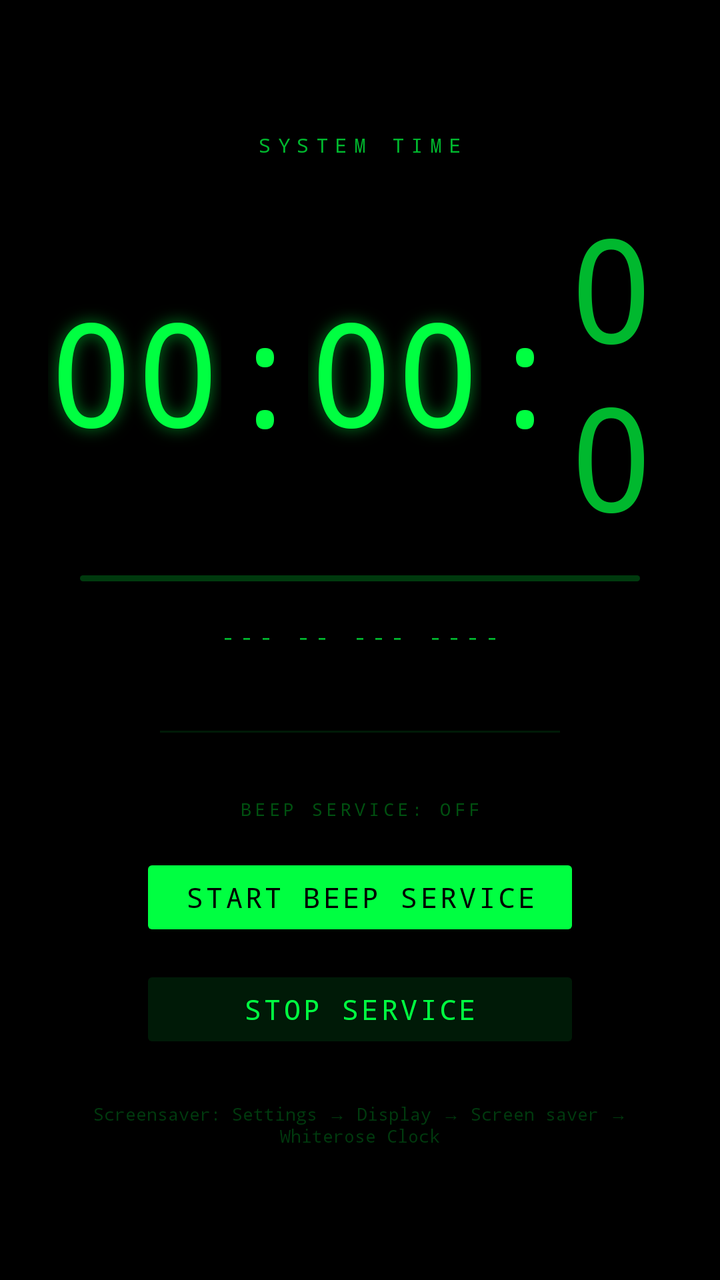
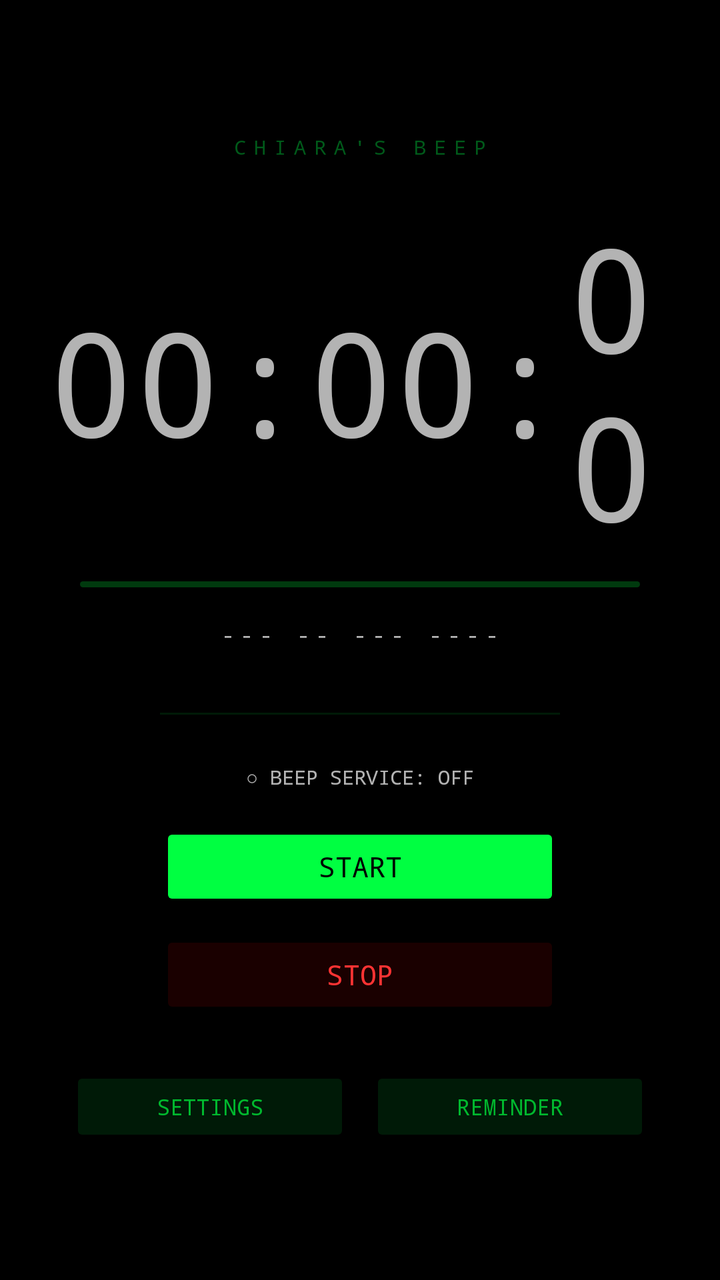

Two renders of the same Android screen: before a commit and after it. Below are the layout's source before the change and the commit's diff.
<!-- AndroidManifest.xml: application theme AppTheme -->
<!-- res/layout/activity_main.xml -->
<?xml version="1.0" encoding="utf-8"?>
<LinearLayout
    xmlns:android="http://schemas.android.com/apk/res/android"
    android:layout_width="match_parent"
    android:layout_height="match_parent"
    android:background="#000000"
    android:orientation="vertical"
    android:gravity="center"
    android:padding="24dp">

    
    <TextView
        android:text="SYSTEM TIME"
        android:textColor="#00B82E"
        android:textSize="10sp"
        android:letterSpacing="0.35"
        android:fontFamily="monospace"
        android:layout_marginBottom="16dp"
        android:layout_width="wrap_content"
        android:layout_height="wrap_content"/>

    
    <LinearLayout
        android:layout_width="wrap_content"
        android:layout_height="wrap_content"
        android:orientation="horizontal"
        android:gravity="center_vertical">

        <TextView
            android:id="@+id/tvHour"
            android:text="00"
            android:textColor="#00FF41"
            android:textSize="72sp"
            android:fontFamily="monospace"
            android:shadowColor="#8000FF41"
            android:shadowDx="0"
            android:shadowDy="0"
            android:shadowRadius="20"
            android:layout_width="wrap_content"
            android:layout_height="wrap_content"/>

        <TextView
            android:id="@+id/tvColon1"
            android:text=":"
            android:textColor="#00FF41"
            android:textSize="72sp"
            android:fontFamily="monospace"
            android:layout_width="wrap_content"
            android:layout_height="wrap_content"/>

        <TextView
            android:id="@+id/tvMinute"
            android:text="00"
            android:textColor="#00FF41"
            android:textSize="72sp"
            android:fontFamily="monospace"
            android:shadowColor="#8000FF41"
            android:shadowDx="0"
            android:shadowDy="0"
            android:shadowRadius="20"
            android:layout_width="wrap_content"
            android:layout_height="wrap_content"/>

        <TextView
            android:id="@+id/tvColon2"
            android:text=":"
            android:textColor="#00FF41"
            android:textSize="72sp"
            android:fontFamily="monospace"
            android:layout_width="wrap_content"
            android:layout_height="wrap_content"/>

        <TextView
            android:id="@+id/tvSecond"
            android:text="00"
            android:textColor="#00B82E"
            android:textSize="72sp"
            android:fontFamily="monospace"
            android:layout_width="wrap_content"
            android:layout_height="wrap_content"/>

    </LinearLayout>

    
    <ProgressBar
        android:id="@+id/progressSeconds"
        style="@android:style/Widget.ProgressBar.Horizontal"
        android:layout_width="280dp"
        android:layout_height="3dp"
        android:max="100"
        android:progress="0"
        android:progressTint="#00FF41"
        android:progressBackgroundTint="#003A0E"
        android:layout_marginTop="12dp"/>

    
    <TextView
        android:id="@+id/tvDate"
        android:text="--- -- --- ----"
        android:textColor="#00B82E"
        android:textSize="11sp"
        android:letterSpacing="0.25"
        android:fontFamily="monospace"
        android:layout_marginTop="20dp"
        android:layout_width="wrap_content"
        android:layout_height="wrap_content"/>

    
    <View
        android:layout_width="200dp"
        android:layout_height="1dp"
        android:background="#001A07"
        android:layout_marginTop="40dp"
        android:layout_marginBottom="32dp"/>

    
    <TextView
        android:id="@+id/tvStatus"
        android:text="BEEP SERVICE: OFF"
        android:textColor="#005010"
        android:textSize="9sp"
        android:letterSpacing="0.2"
        android:fontFamily="monospace"
        android:layout_marginBottom="16dp"
        android:layout_width="wrap_content"
        android:layout_height="wrap_content"/>

    
    <Button
        android:id="@+id/btnService"
        android:text="START BEEP SERVICE"
        android:textColor="#000000"
        android:backgroundTint="#00FF41"
        android:fontFamily="monospace"
        android:letterSpacing="0.1"
        android:layout_width="220dp"
        android:layout_height="44dp"
        android:layout_marginBottom="12dp"/>

    
    <Button
        android:id="@+id/btnStop"
        android:text="STOP SERVICE"
        android:textColor="#00FF41"
        android:backgroundTint="#001A07"
        android:fontFamily="monospace"
        android:letterSpacing="0.1"
        android:enabled="false"
        android:layout_width="220dp"
        android:layout_height="44dp"
        android:layout_marginBottom="24dp"/>

    
    <TextView
        android:text="Screensaver: Settings → Display → Screen saver → Whiterose Clock"
        android:textColor="#003A0E"
        android:textSize="9sp"
        android:fontFamily="monospace"
        android:gravity="center"
        android:layout_width="wrap_content"
        android:layout_height="wrap_content"/>

</LinearLayout>
<!-- resources referenced by this layout -->
<resources>
  <style name="AppTheme" parent="Theme.AppCompat.NoActionBar">
          <item name="android:windowBackground">#000000</item>
          <item name="android:statusBarColor">#000000</item>
          <item name="android:navigationBarColor">#000000</item>
          <item name="colorPrimary">#00FF41</item>
          <item name="colorAccent">#00FF41</item>
      </style>
</resources>

<!-- the commit's change to res/layout/activity_main.xml (unified diff, before → after) -->
@@ -1,6 +1,5 @@
 <?xml version="1.0" encoding="utf-8"?>
-<LinearLayout
-    xmlns:android="http://schemas.android.com/apk/res/android"
+<LinearLayout xmlns:android="http://schemas.android.com/apk/res/android"
     android:layout_width="match_parent"
     android:layout_height="match_parent"
     android:background="#000000"
@@ -8,156 +7,119 @@
     android:gravity="center"
     android:padding="24dp">
 
-    
     <TextView
-        android:text="SYSTEM TIME"
-        android:textColor="#00B82E"
+        android:text="CHIARA'S BEEP"
+        android:textColor="#005A1A"
         android:textSize="10sp"
-        android:letterSpacing="0.35"
+        android:letterSpacing="0.4"
         android:fontFamily="monospace"
-        android:layout_marginBottom="16dp"
+        android:layout_marginBottom="20dp"
         android:layout_width="wrap_content"
         android:layout_height="wrap_content"/>
 
-    
     <LinearLayout
         android:layout_width="wrap_content"
         android:layout_height="wrap_content"
         android:orientation="horizontal"
         android:gravity="center_vertical">
 
-        <TextView
-            android:id="@+id/tvHour"
-            android:text="00"
-            android:textColor="#00FF41"
-            android:textSize="72sp"
-            android:fontFamily="monospace"
-            android:shadowColor="#8000FF41"
-            android:shadowDx="0"
-            android:shadowDy="0"
-            android:shadowRadius="20"
-            android:layout_width="wrap_content"
-            android:layout_height="wrap_content"/>
-
-        <TextView
-            android:id="@+id/tvColon1"
-            android:text=":"
-            android:textColor="#00FF41"
-            android:textSize="72sp"
+        <TextView android:id="@+id/tvHour"
+            android:text="00" android:textSize="72sp"
             android:fontFamily="monospace"
             android:layout_width="wrap_content"
             android:layout_height="wrap_content"/>
 
-        <TextView
-            android:id="@+id/tvMinute"
-            android:text="00"
-            android:textColor="#00FF41"
-            android:textSize="72sp"
-            android:fontFamily="monospace"
-            android:shadowColor="#8000FF41"
-            android:shadowDx="0"
-            android:shadowDy="0"
-            android:shadowRadius="20"
-            android:layout_width="wrap_content"
-            android:layout_height="wrap_content"/>
-
-        <TextView
-            android:id="@+id/tvColon2"
-            android:text=":"
-            android:textColor="#00FF41"
-            android:textSize="72sp"
+        <TextView android:id="@+id/tvColon1"
+            android:text=":" android:textSize="72sp"
             android:fontFamily="monospace"
             android:layout_width="wrap_content"
             android:layout_height="wrap_content"/>
 
-        <TextView
-            android:id="@+id/tvSecond"
-            android:text="00"
-            android:textColor="#00B82E"
-            android:textSize="72sp"
+        <TextView android:id="@+id/tvMinute"
+            android:text="00" android:textSize="72sp"
             android:fontFamily="monospace"
             android:layout_width="wrap_content"
             android:layout_height="wrap_content"/>
 
+        <TextView android:id="@+id/tvColon2"
+            android:text=":" android:textSize="72sp"
+            android:fontFamily="monospace"
+            android:layout_width="wrap_content"
+            android:layout_height="wrap_content"/>
+
+        <TextView android:id="@+id/tvSecond"
+            android:text="00" android:textSize="72sp"
+            android:fontFamily="monospace"
+            android:layout_width="wrap_content"
+            android:layout_height="wrap_content"/>
     </LinearLayout>
 
-    
-    <ProgressBar
-        android:id="@+id/progressSeconds"
+    <ProgressBar android:id="@+id/progressSeconds"
         style="@android:style/Widget.ProgressBar.Horizontal"
-        android:layout_width="280dp"
-        android:layout_height="3dp"
-        android:max="100"
-        android:progress="0"
-        android:progressTint="#00FF41"
+        android:layout_width="280dp" android:layout_height="3dp"
+        android:max="100" android:progress="0"
         android:progressBackgroundTint="#003A0E"
-        android:layout_marginTop="12dp"/>
+        android:layout_marginTop="10dp"/>
 
-    
-    <TextView
-        android:id="@+id/tvDate"
+    <TextView android:id="@+id/tvDate"
         android:text="--- -- --- ----"
-        android:textColor="#00B82E"
         android:textSize="11sp"
         android:letterSpacing="0.25"
         android:fontFamily="monospace"
-        android:layout_marginTop="20dp"
+        android:layout_marginTop="16dp"
         android:layout_width="wrap_content"
         android:layout_height="wrap_content"/>
 
-    
-    <View
-        android:layout_width="200dp"
-        android:layout_height="1dp"
+    <View android:layout_width="200dp" android:layout_height="1dp"
         android:background="#001A07"
-        android:layout_marginTop="40dp"
-        android:layout_marginBottom="32dp"/>
+        android:layout_marginTop="32dp" android:layout_marginBottom="24dp"/>
 
-    
-    <TextView
-        android:id="@+id/tvStatus"
-        android:text="BEEP SERVICE: OFF"
-        android:textColor="#005010"
-        android:textSize="9sp"
-        android:letterSpacing="0.2"
+    <TextView android:id="@+id/tvStatus"
+        android:text="○ BEEP SERVICE: OFF"
+        android:textSize="10sp"
         android:fontFamily="monospace"
         android:layout_marginBottom="16dp"
         android:layout_width="wrap_content"
         android:layout_height="wrap_content"/>
 
-    
-    <Button
-        android:id="@+id/btnService"
-        android:text="START BEEP SERVICE"
+    <Button android:id="@+id/btnStart"
+        android:text="START"
         android:textColor="#000000"
         android:backgroundTint="#00FF41"
         android:fontFamily="monospace"
-        android:letterSpacing="0.1"
-        android:layout_width="220dp"
-        android:layout_height="44dp"
-        android:layout_marginBottom="12dp"/>
+        android:layout_width="200dp" android:layout_height="44dp"
+        android:layout_marginBottom="10dp"/>
 
-    
-    <Button
-        android:id="@+id/btnStop"
-        android:text="STOP SERVICE"
-        android:textColor="#00FF41"
-        android:backgroundTint="#001A07"
+    <Button android:id="@+id/btnStop"
+        android:text="STOP"
+        android:textColor="#FF3333"
+        android:backgroundTint="#1A0000"
         android:fontFamily="monospace"
-        android:letterSpacing="0.1"
         android:enabled="false"
-        android:layout_width="220dp"
-        android:layout_height="44dp"
+        android:layout_width="200dp" android:layout_height="44dp"
         android:layout_marginBottom="24dp"/>
 
-    
-    <TextView
-        android:text="Screensaver: Settings → Display → Screen saver → Whiterose Clock"
-        android:textColor="#003A0E"
-        android:textSize="9sp"
-        android:fontFamily="monospace"
-        android:gravity="center"
-        android:layout_width="wrap_content"
-        android:layout_height="wrap_content"/>
+    <LinearLayout android:layout_width="wrap_content"
+        android:layout_height="wrap_content"
+        android:orientation="horizontal"
+        android:gravity="center">
+
+        <Button android:id="@+id/btnSettings"
+            android:text="SETTINGS"
+            android:textColor="#00B82E"
+            android:backgroundTint="#001A07"
+            android:fontFamily="monospace"
+            android:textSize="11sp"
+            android:layout_width="140dp" android:layout_height="40dp"
+            android:layout_marginEnd="10dp"/>
+
+        <Button android:id="@+id/btnReminder"
+            android:text="REMINDER"
+            android:textColor="#00B82E"
+            android:backgroundTint="#001A07"
+            android:fontFamily="monospace"
+            android:textSize="11sp"
+            android:layout_width="140dp" android:layout_height="40dp"/>
+    </LinearLayout>
 
 </LinearLayout>
